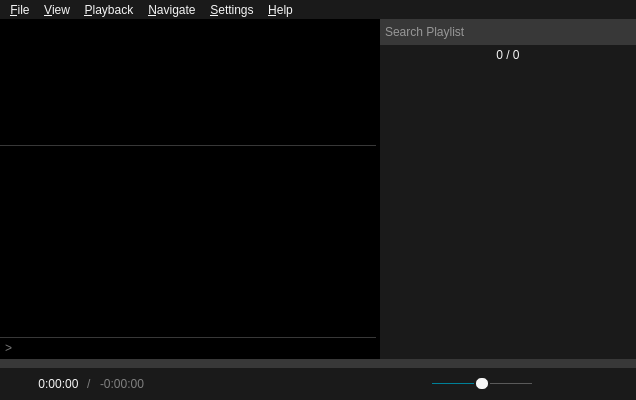
Qt form src/player/ui/mainwindow.ui (cloudskytian/sugoi-player-deprecated) before a commit.
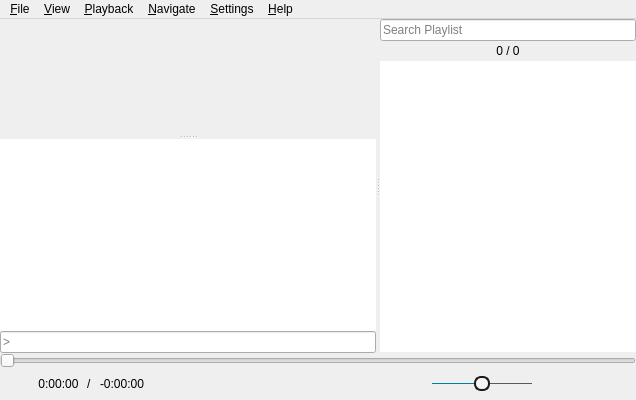
The same form after that commit. Icons and pictures are not drawn. Custom widgets are drawn as their Qt base class.

Diff of the .ui file:
```diff
--- a/src/player/ui/mainwindow.ui
+++ b/src/player/ui/mainwindow.ui
@@ -24,151 +24,7 @@
     <normaloff>:/images/player.svg</normaloff>:/images/player.svg</iconset>
   </property>
   <property name="styleSheet">
-   <string notr="true">QWidget {
-	font-family: &quot;Noto Sans&quot;, &quot;FreeSans&quot;;
-	background: #1A1A1A;
-	color: whitesmoke;
-}
-
-/* QMenuBar and stuff */
-
-QMenuBar,
-QMenuBar::item {
-	background: #1A1A1A;
-}
-QMenuBar::item:selected {
-	background: #383838;
-}
-
-QMenu {
-	background: #1A1A1A;
-    border: 1px solid #383838;
-}
-QMenu::item:selected {
-	background: #383838;
- }
-QMenu::item:checked {
-	/* distinguish check state for menu item's with images here */
-}
-QMenu::item::disabled {
-	color: #6F6F6F;
-}
-/* QMenu::item::disabled:selected { } */
-QMenu::separator {
-	background: #383838;
-	height: 1px;
-	margin: 2px 0;
-}
-
-/* QSplitter */
-
-QSplitter::handle,
-#mpvFrame,
-#outputTextEdit,
-#inputLineEdit {
-	background: black;
-}
-
-#outputTextEdit {
-	font: 12px &quot;Courier New&quot;, monospace;
-	border-top: 1px solid #383838;
-}
-
-#inputLineEdit {
-	font: 12px &quot;Courier New&quot;,monospace;
-	border-top: 1px solid #383838;
-	padding: 2px;
-}
-#inputLineEdit:focus {
-	border-color: #008098;
-}
-
-/* Playlist group */
-
-#searchBox {
-	background: #383838;
-	border: 1px solid #383838;
-	font-size: 12px;
-	padding: 4px 2px;
-}
-#searchBox:focus {
-	border-color: #008098;
-}
-
-/* time labels */
-#durationLabel {
-	font-size: 12px;
-}
-#seperatorLabel,
-#remainingLabel {
-	color: gray;
-	font-size: 12px;
-}
-
-/* playlistWidget */
-
-QListView {
-	outline: none;
-}
-#playlistWidget::item {
-	background: #1A1A1A;
-	padding: 4px 2px;
-}
-#playlistWidget::item:selected {
-	background: #383838;
-}
-#playlistWidget:item:selected:active,
-#playlistWidget:item:selected:!active {
-	color: whitesmoke;
-}
-
-/* QScrollBar */
-
-QScrollBar:vertical {
-	padding-left: 1px;
-	width: 6px;
-}
-QScrollBar::handle:vertical {
-	background: #008098;
-	border-radius: 2px;
-	min-height: 10px;
-}
-QScrollBar::add-line:vertical,
-QScrollBar::sub-line:vertical {
-	border: none;
-}
-QScrollBar::add-page:vertical,
-QScrollBar::sub-page:vertical  {
-	background: #383838;
-	margin: 0 2px;
-}
-QScrollBar::up-arrow:vertical,
-QScrollBar::down-arrow:vertical {
-	background: transparent;
-}
-
-QScrollBar:horizontal {
-	height: 6px;
-	padding-top: 1px;
-}
-QScrollBar::handle:horizontal {
-	background: #008098;
-	border-radius: 2px;
-	min-width: 10px;
-}
-QScrollBar::add-line:horizontal,
-QScrollBar::sub-line:horizontal {
-	border: none;
-}
-QScrollBar::add-page:horizontal,
-QScrollBar::sub-page:horizontal {
-	background: #383838;
-	margin: 2px 0;
-}
-QScrollBar::left-arrow:horizontal,
-QScrollBar::right-arrow:horizontal {
-	background: transparent;
-}</string>
+   <string notr="true"/>
   </property>
   <widget class="QWidget" name="centralwidget">
    <layout class="QVBoxLayout" name="verticalLayout_2">
@@ -492,27 +348,7 @@
        <enum>Qt::NoFocus</enum>
       </property>
       <property name="styleSheet">
-       <string notr="true">QSlider {
-	height: 9px;
-}
-QSlider::handle:horizontal:disabled,
-QSlider::sub-page:horizontal:disabled {
-	background: #383838;
-}
-QSlider::handle:horizontal {
-	/* handle color */
-	background: #008098;
-	width: 9px;
-	border-radius: 4px;
-}
-QSlider::groove:horizontal {
-	/* the non-progressed color */
-	background: #383838;
-}
-QSlider::sub-page:horizontal {
-	/* the progress color */
-	background: #008098;
-}</string>
+       <string notr="true"/>
       </property>
       <property name="maximum">
        <number>1000000</number>
```
